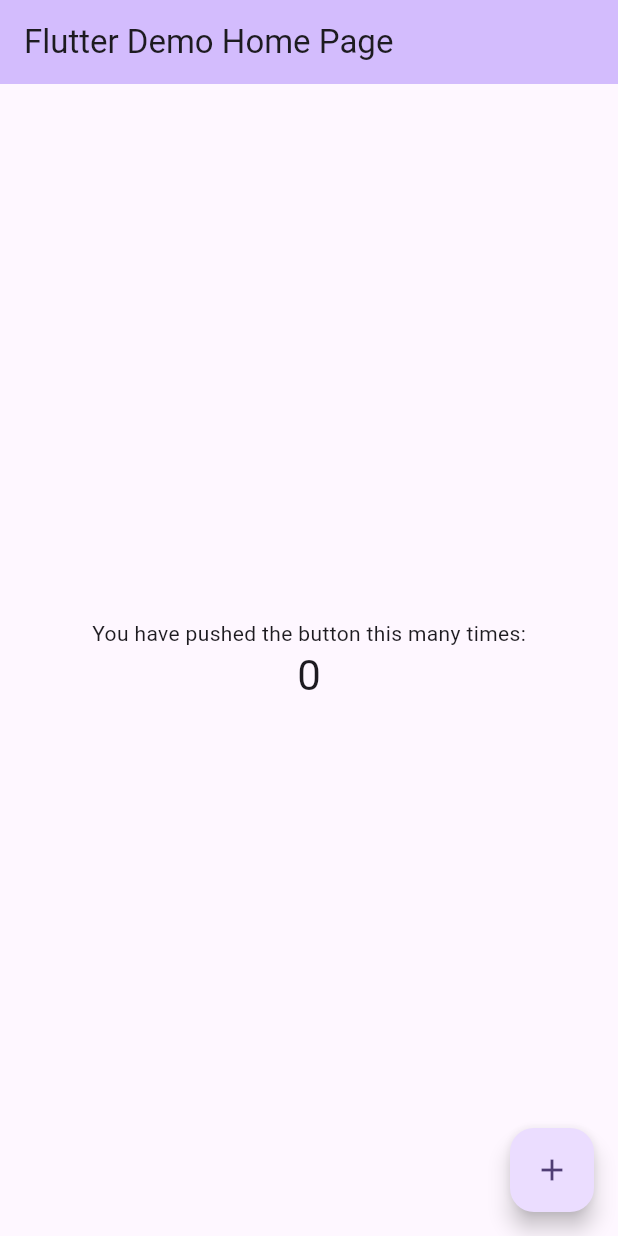
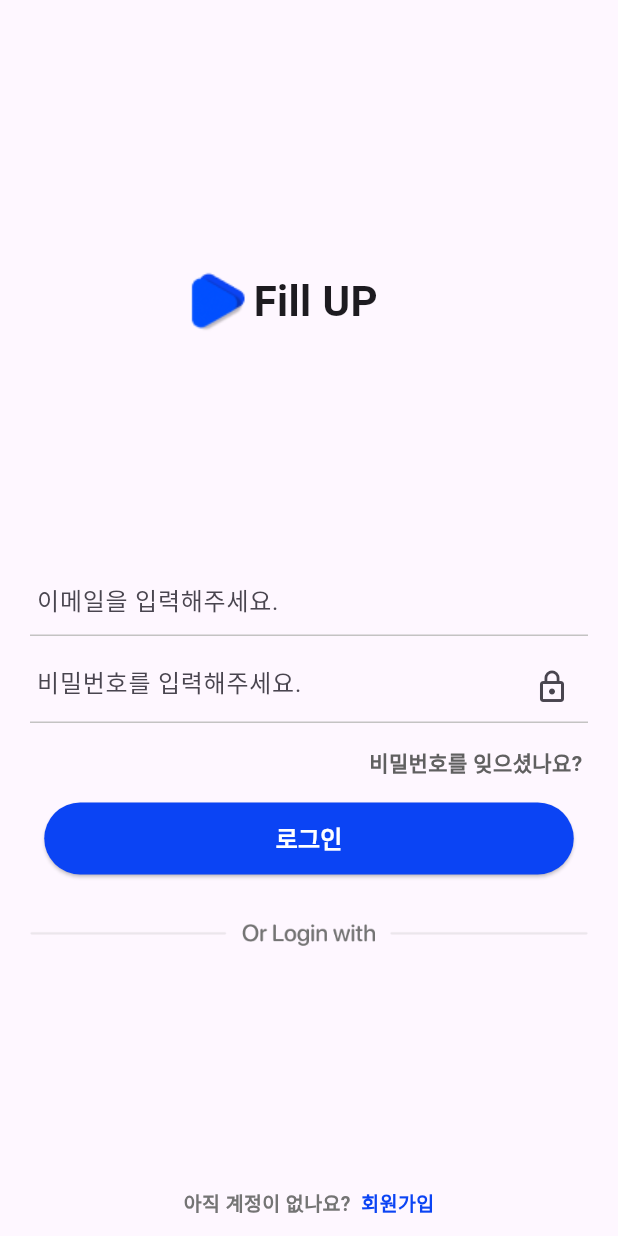
Before and after one commit to 122a/FILL-UP, a Flutter app: the screen it shows after launch, on a phone screen of 412 x 824 dp. Run offline on Flutter 3.47's test engine with Material 3 defaults, Android fonts, the light colour scheme and no system bars; Roboto replaces fonts that are missing (SF-PRO-Rounded, SF-Pro-Display, SF-Pro-Rounded).

Commit message:
commit 3
내용:
•SRC / front / lib / main.dart(수정)
 - 로그인 화면 UI 구현
 - 각종 함수 및 기능 아직 미완성
 - 근데 로그인 Page의 경우, 추후 많이 바뀔 가능성이 있음.

추가할 것:
• 백엔드로 로그인 또는 간편 로그인 구현 추가할 것
• 비밀번호 찾기 기능, 회원가입 기능이 지금 사실 없고 텍스트로만 표시한거라 시간 남으면 회원가입 기능 구현 해주길.
• 특히 간편로그인 기능 추가 해주길(특히중요.)

```diff
--- a/소스코드(SRC)/front/lib/main.dart
+++ b/소스코드(SRC)/front/lib/main.dart
@@ -1,125 +1,211 @@
 import 'package:flutter/material.dart';
+import 'package:flutter/rendering.dart';
+import 'package:flutter/widgets.dart';
 
 void main() {
-  runApp(const MyApp());
+  runApp(const App());
 }
 
-class MyApp extends StatelessWidget {
-  const MyApp({super.key});
+class App extends StatefulWidget {
+  const App({super.key});
 
-  // This widget is the root of your application.
+  @override
+  State<App> createState() => _AppState();
+}
+
+class _AppState extends State<App> {
   @override
   Widget build(BuildContext context) {
     return MaterialApp(
-      title: 'Flutter Demo',
+      // 앱에서 공통적으로 쓰이는 속성, 컬러들
       theme: ThemeData(
-        // This is the theme of your application.
-        //
-        // TRY THIS: Try running your application with "flutter run". You'll see
-        // the application has a purple toolbar. Then, without quitting the app,
-        // try changing the seedColor in the colorScheme below to Colors.green
-        // and then invoke "hot reload" (save your changes or press the "hot
-        // reload" button in a Flutter-supported IDE, or press "r" if you used
-        // the command line to start the app).
-        //
-        // Notice that the counter didn't reset back to zero; the application
-        // state is not lost during the reload. To reset the state, use hot
-        // restart instead.
-        //
-        // This works for code too, not just values: Most code changes can be
-        // tested with just a hot reload.
-        colorScheme: ColorScheme.fromSeed(seedColor: Colors.deepPurple),
-        useMaterial3: true,
+        // cursor 색상
+        textSelectionTheme: const TextSelectionThemeData(
+          cursorColor: Color(0xff004fff),
         ),
-      home: const MyHomePage(title: 'Flutter Demo Home Page'),
-    );
-  }
-}
-
-class MyHomePage extends StatefulWidget {
-  const MyHomePage({super.key, required this.title});
-
-  // This widget is the home page of your application. It is stateful, meaning
-  // that it has a State object (defined below) that contains fields that affect
-  // how it looks.
-
-  // This class is the configuration for the state. It holds the values (in this
-  // case the title) provided by the parent (in this case the App widget) and
-  // used by the build method of the State. Fields in a Widget subclass are
-  // always marked "final".
-
-  final String title;
-
-  @override
-  State<MyHomePage> createState() => _MyHomePageState();
-}
-
-class _MyHomePageState extends State<MyHomePage> {
-  int _counter = 0;
-
-  void _incrementCounter() {
-    setState(() {
-      // This call to setState tells the Flutter framework that something has
-      // changed in this State, which causes it to rerun the build method below
-      // so that the display can reflect the updated values. If we changed
-      // _counter without calling setState(), then the build method would not be
-      // called again, and so nothing would appear to happen.
-      _counter++;
-    });
-  }
-
-  @override
-  Widget build(BuildContext context) {
-    // This method is rerun every time setState is called, for instance as done
-    // by the _incrementCounter method above.
-    //
-    // The Flutter framework has been optimized to make rerunning build methods
-    // fast, so that you can just rebuild anything that needs updating rather
-    // than having to individually change instances of widgets.
-    return Scaffold(
-      appBar: AppBar(
-        // TRY THIS: Try changing the color here to a specific color (to
-        // Colors.amber, perhaps?) and trigger a hot reload to see the AppBar
-        // change color while the other colors stay the same.
-        backgroundColor: Theme.of(context).colorScheme.inversePrimary,
-        // Here we take the value from the MyHomePage object that was created by
-        // the App.build method, and use it to set our appbar title.
-        title: Text(widget.title),
       ),
-      body: Center(
-        // Center is a layout widget. It takes a single child and positions it
-        // in the middle of the parent.
+      home: Scaffold(
+        body: Padding(
+          padding: const EdgeInsets.symmetric(
+            //양 옆 공백 20px
+            horizontal: 20,
+          ),
           child: Column(
-          // Column is also a layout widget. It takes a list of children and
-          // arranges them vertically. By default, it sizes itself to fit its
-          // children horizontally, and tries to be as tall as its parent.
-          //
-          // Column has various properties to control how it sizes itself and
-          // how it positions its children. Here we use mainAxisAlignment to
-          // center the children vertically; the main axis here is the vertical
-          // axis because Columns are vertical (the cross axis would be
-          // horizontal).
-          //
-          // TRY THIS: Invoke "debug painting" (choose the "Toggle Debug Paint"
-          // action in the IDE, or press "p" in the console), to see the
-          // wireframe for each widget.
-          mainAxisAlignment: MainAxisAlignment.center,
-          children: <Widget>[
+            children: [
+              const SizedBox(
+                //천장과 로고 사이의 여백
+                height: 175,
+              ),
+              Row(
+                children: [
+                  const SizedBox(
+                    //로고와 왼쪽 벽사이의 여백
+                    width: 96,
+                  ),
+                  Container(
+                    //로고
+                    child: Image.asset('assets/fill_up_logo.png'),
+                  ),
                   const Text(
-              'You have pushed the button this many times:',
+                    "Fill UP",
+                    style: TextStyle(
+                        fontSize: 28,
+                        fontFamily: 'SF-Pro-Display',
+                        fontWeight: FontWeight.w700),
                   ),
+                ],
+              ),
+              const SizedBox(
+                //로고와 입력창 사이의 여백
+                height: 150,
+              ),
+              Form(
+                child: Column(
+                  children: [
+                    TextFormField(
+                      //아이디 입력창
+                      decoration: const InputDecoration(
+                        enabledBorder: UnderlineInputBorder(
+                          // default 입력창
+                          borderSide: BorderSide(
+                            color: Color(0xffC4C3C3),
+                            width: 1.0,
+                          ),
+                        ),
+                        focusedBorder: UnderlineInputBorder(
+                          //클릭했을 때 입력창
+                          borderSide: BorderSide(
+                            color: Color(0xff004fff),
+                          ),
+                        ),
+                        hintText: " 이메일을 입력해주세요.",
+                        labelStyle: TextStyle(
+                          fontFamily: "SF-Pro-Rounded",
+                          fontSize: 16,
+                          fontWeight: FontWeight.w400,
+                        ),
+                      ),
+                    ),
+                    const SizedBox(
+                      //아이디 비밀번호 입력창 사이의 여백
+                      height: 10,
+                    ),
+                    TextFormField(
+                      // 비밀번호 입력창
+                      obscureText: true,
+                      decoration: const InputDecoration(
+                        suffixIcon: Icon(Icons.lock_outline), // 비밀번호 아이콘
+                        enabledBorder: UnderlineInputBorder(
+                          // default 입력창
+                          borderSide: BorderSide(
+                            color: Color(0xffC4C3C3),
+                            width: 1.0,
+                          ),
+                        ),
+                        focusedBorder: UnderlineInputBorder(
+                          //클릭했을 때 입력창
+                          borderSide: BorderSide(
+                            color: Color(0xff004fff),
+                          ),
+                        ),
+                        hintText: " 비밀번호를 입력해주세요.",
+                        labelStyle: TextStyle(
+                          fontFamily: "SF-Pro-Rounded",
+                          fontSize: 16,
+                          fontWeight: FontWeight.w400,
+                        ),
+                      ),
+                    ),
+                    const SizedBox(
+                      // 입력창과 "비밀번호 잊으셨습니까" 안내 문구 사이의 여백
+                      height: 16,
+                    ),
+                    const Row(
+                      //"비밀번호 잊으셨나요?" 안내문구
+                      mainAxisAlignment: MainAxisAlignment.end,
+                      children: [
                         Text(
-              '$_counter',
-              style: Theme.of(context).textTheme.headlineMedium,
+                          "비밀번호를 잊으셨나요? ",
+                          style: TextStyle(
+                            fontFamily: "SF-PRO-Rounded",
+                            fontSize: 14,
+                            fontWeight: FontWeight.w700,
+                            color: Color(0xff606060),
+                          ),
+                        ),
+                      ],
+                    ),
+                    const SizedBox(
+                      // "비밀번호 잊으셨나요?" 안내문구와 로그인 버튼 사이의 여백
+                      height: 16,
+                    ),
+                    ElevatedButton(
+                      // 로그인 버튼
+                      onPressed: () {},
+                      style: ElevatedButton.styleFrom(
+                        backgroundColor: const Color(0xff0b44f4),
+                        minimumSize: const Size(353, 48),
+                        shape: RoundedRectangleBorder(
+                          borderRadius: BorderRadius.circular(30),
+                        ),
+                      ),
+                      child: const Text(
+                        "로그인",
+                        style: TextStyle(
+                          color: Color(0xFFffffff),
+                          fontFamily: "SF-Pro-Rounded",
+                          fontSize: 16,
+                          fontWeight: FontWeight.w700,
+                        ),
+                      ),
                     ),
                   ],
                 ),
               ),
-      floatingActionButton: FloatingActionButton(
-        onPressed: _incrementCounter,
-        tooltip: 'Increment',
-        child: const Icon(Icons.add),
-      ), // This trailing comma makes auto-formatting nicer for build methods.
+              const SizedBox(
+                // 로그인 버튼과 간편로그인 info 사이의 간격
+                height: 12,
+              ),
+              Container(
+                // 간편로그인 안내 information
+                child: Image.asset('assets/simple_login_info.png'),
+              ),
+              const SizedBox(
+                //로그인 info와 회원가입 버튼 사이의 간격 (이 건 추 후 수정 될 가능성 큼)
+                height: 144,
+              ),
+              const Row(
+                // 회원가입 안내와 버튼
+                mainAxisAlignment: MainAxisAlignment.center,
+                children: [
+                  Text(
+                    "아직 계정이 없나요?",
+                    style: TextStyle(
+                      fontFamily: "SF-Pro-Rounded",
+                      fontSize: 13,
+                      fontWeight: FontWeight.w600,
+                      color: Color(
+                        0xff747474,
+                      ),
+                    ),
+                  ),
+                  Text(
+                    "  회원가입",
+                    style: TextStyle(
+                      fontFamily: "SF-Pro-Rounded",
+                      fontSize: 13,
+                      fontWeight: FontWeight.w600,
+                      color: Color(
+                        0xff0b44f4,
+                      ),
+                    ),
+                  ),
+                ],
+              ),
+            ],
+          ),
+        ),
+      ),
     );
   }
 }
```
Also changed, not shown: 소스코드(SRC)/front/pubspec.yaml (+20 -2 lines), 소스코드(SRC)/front/assets/simple_login_info.png (added), 12 other files. Lines whose indentation alone changed are shown as unchanged.
